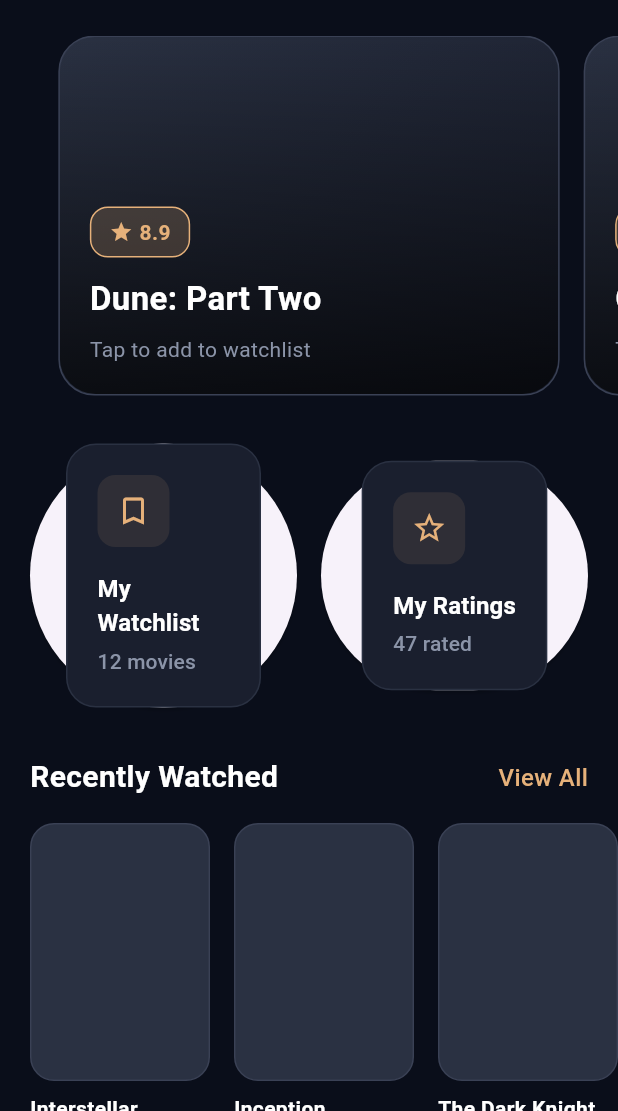
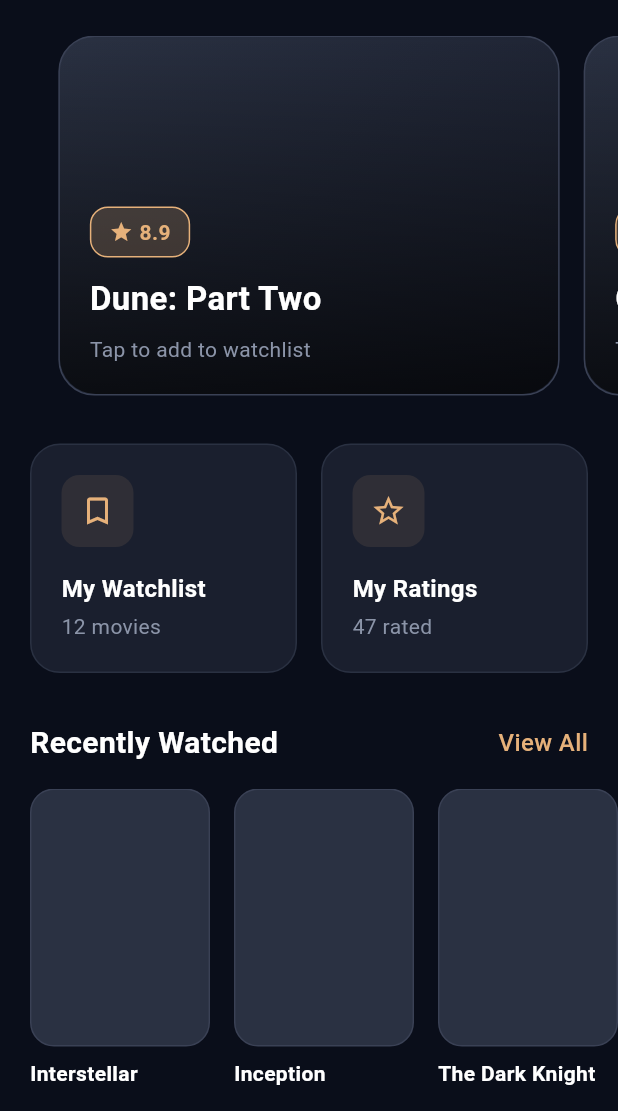
Before and after one commit to Fayroth/cine_nest, a Flutter app: the screen it shows after launch, on a phone screen of 412 x 824 dp, the part 125-1236 px from its top. Run offline on Flutter 3.47's test engine with Material 3 defaults, Android fonts, the phone set to English and light mode, and no system bars.

Commit message:
fixed the ugly disk around the buttons in the home page

```diff
--- a/lib/UI/screens/HomeScreen.dart
+++ b/lib/UI/screens/HomeScreen.dart
@@ -249,8 +249,8 @@
   }
 
   Widget _buildActionCard(String title, IconData icon, String subtitle, String destination) {
-    return ElevatedButton(
-        onPressed: () {
+    return GestureDetector(
+        onTap: () {
       Navigator.pushNamed(context, '/$destination');},
         child:
         Container(
```
